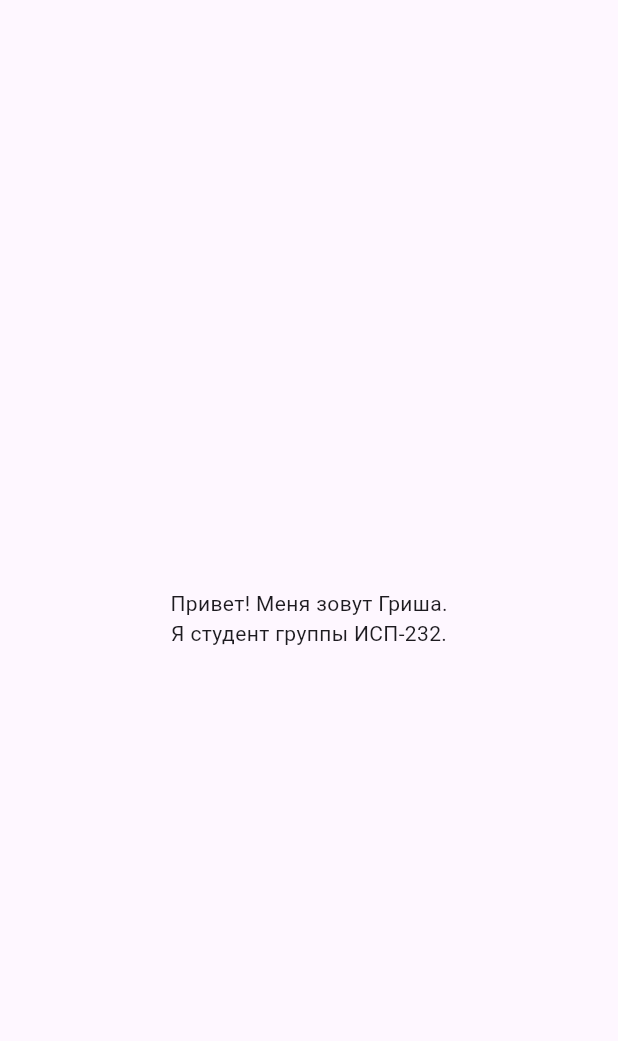
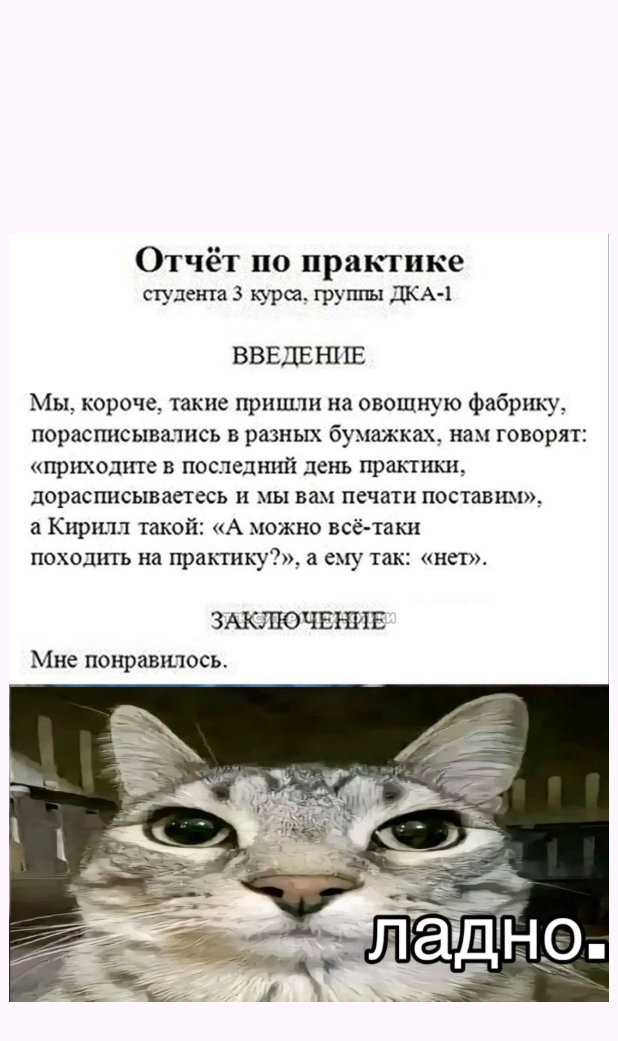
Before and after one commit to Gabrovez/Flutter_Lab2, a Flutter app: the screen it shows after launch, on a phone screen of 412 x 824 dp. Shown: the top 1041 px of the screen. Run offline on Flutter 3.47's test engine with Material 3 defaults, Android fonts, the phone set to English and light mode, and no system bars.

Commit message:
completed task 3 and completed labs

```diff
--- a/hello_student/lib/main.dart
+++ b/hello_student/lib/main.dart
@@ -16,9 +16,11 @@ class MyApp extends StatelessWidget {
           child: Column(
             mainAxisAlignment: MainAxisAlignment.center,
             children: [
-              Text('Привет! Меня зовут Гриша.'),
-              Text('Я студент группы ИСП-232.'),
-            ],
+            Image.asset(
+              'assets/vtv.jpg',
+              width: 400,
+              height: 600,
+            ),],
           ),
         ),
       ),
--- a/hello_student/pubspec.yaml
+++ b/hello_student/pubspec.yaml
@@ -56,6 +56,8 @@ flutter:
   # included with your application, so that you can use the icons in
   # the material Icons class.
   uses-material-design: true
+  assets:
+    - assets/vtv.jpg
 
   # To add assets to your application, add an assets section, like this:
   # assets:
```
Also changed, not shown: hello_student/assets/vtv.jpg (added).
